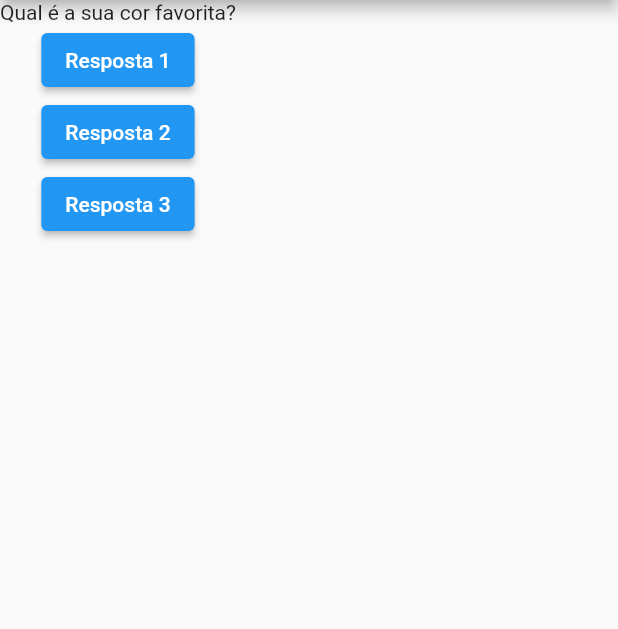
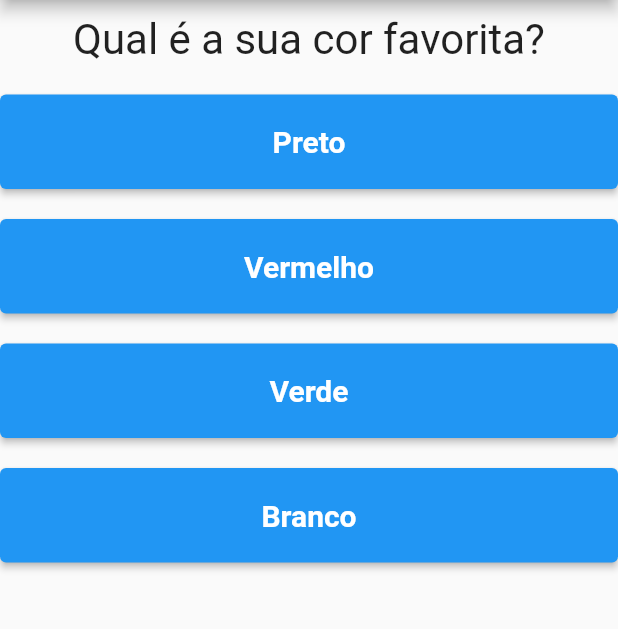
Before and after one commit to PedroPSar/projeto_perguntas_app, a Flutter app: the screen it shows after launch, on a phone screen of 412 x 824 dp, the part 84-713 px from its top. Run offline on Flutter 3.47's test engine with Material 2 defaults, Android fonts, the phone set to English and light mode, and no system bars.

Commit message:
05/10/2021

```diff
--- a/lib/main.dart
+++ b/lib/main.dart
@@ -1,60 +1,88 @@
-
 import 'package:flutter/cupertino.dart';
 import 'package:flutter/material.dart';
+import 'package:projeto_perguntas_app/questionario.dart';
+import 'package:projeto_perguntas_app/resultado.dart';
 
 main() => runApp(PerguntaApp());
 
 class PerguntaAppState extends State<PerguntaApp> {
+  var _perguntaSelecionada = 0;
+  var _pontuacaoTotal = 0;
+  final _perguntas = const [
+    {
+      'texto': 'Qual é a sua cor favorita?',
+      'respostas': [
+        {'texto': 'Preto', 'pontuacao': 10},
+        {'texto': 'Vermelho', 'pontuacao': 5},
+        {'texto': 'Verde', 'pontuacao': 3},
+        {'texto': 'Branco', 'pontuacao': 1},
+      ],
+    },
+    {
+      'texto': 'Qual é o seu animal favorito?',
+      'respostas': [
+        {'texto': 'Coelho', 'pontuacao': 10},
+        {'texto': 'Cobra', 'pontuacao': 5},
+        {'texto': 'Elefante', 'pontuacao': 3},
+        {'texto': 'Leão', 'pontuacao': 1},
+      ],
+    },
+    {
+      'texto': 'Qual é o seu instrutor favorito?',
+      'respostas': [
+        {'texto': 'Leo', 'pontuacao': 10},
+        {'texto': 'Maria', 'pontuacao': 5},
+        {'texto': 'João', 'pontuacao': 3},
+        {'texto': 'Pedro', 'pontuacao': 1},
+      ],
+    }
+  ];
 
-    var perguntaSelecionada = 0;
+  void _responder(int pontuacao) {
+    if (temPerguntaSelecionada) {
+      setState(() {
+        _perguntaSelecionada++;
+        _pontuacaoTotal += pontuacao;
+      });
+    }
+  }
 
-    void responder() {
+  void _reiniciarQuestionario() {
     setState(() {
-        perguntaSelecionada++;
+      _perguntaSelecionada = 0;
+      _pontuacaoTotal = 0;
     });
+  }
 
-      print(perguntaSelecionada);
+  bool get temPerguntaSelecionada {
+    return _perguntaSelecionada < _perguntas.length;
   }
 
   @override
   Widget build(BuildContext context) {
-      final List<String> perguntas = [
-        'Qual é a sua cor favorita?',
-        'Qual é o seu animal favorito?',
-      ];
-
     return MaterialApp(
       home: Scaffold(
         appBar: AppBar(
           title: Text('Perguntas'),
         ),
-          body: Column(children : [
-              Text(perguntas[perguntaSelecionada]),
-              ElevatedButton(
-                onPressed: responder,
-                child: Text('Resposta 1'),
-              ),
-              ElevatedButton(
-                onPressed: responder,
-                child: Text('Resposta 2'),
-              ),
-              ElevatedButton(
-                onPressed: responder,
-                child: Text('Resposta 3'),
-              ),
-            ],
+        body: temPerguntaSelecionada
+            ? Questionario(
+                perguntas: _perguntas,
+                perguntaSelecionada: _perguntaSelecionada,
+                quandoResponder: _responder,
+              )
+            : Resultado(
+                pontuacao: _pontuacaoTotal,
+                quandoReiniciarQuestionario: _reiniciarQuestionario,
               ),
       ),
     );
   }
-
 }
 
 class PerguntaApp extends StatefulWidget {
-
   @override
   PerguntaAppState createState() {
     return PerguntaAppState();
   }
-
 }
--- /dev/null
+++ b/lib/questao.dart
@@ -0,0 +1,20 @@
+import 'package:flutter/material.dart';
+
+class Questao extends StatelessWidget {
+  String texto = '';
+
+  Questao(this.texto);
+
+  @override
+  Widget build(BuildContext context) {
+    return Container(
+      width: double.infinity,
+      margin: EdgeInsets.all(10),
+      child: Text(
+        texto,
+        style: TextStyle(fontSize: 28),
+        textAlign: TextAlign.center,
+      ),
+    );
+  }
+}
--- /dev/null
+++ b/lib/questionario.dart
@@ -0,0 +1,41 @@
+import 'package:flutter/material.dart';
+import 'package:projeto_perguntas_app/questao.dart';
+import 'package:projeto_perguntas_app/resposta.dart';
+
+class Questionario extends StatelessWidget {
+  final List<Map<String, Object>> perguntas;
+  final int perguntaSelecionada;
+  final void Function(int) quandoResponder;
+
+  const Questionario({
+    Key? key,
+    required this.perguntas,
+    required this.perguntaSelecionada,
+    required this.quandoResponder,
+  }) : super(key: key);
+
+  bool get temPerguntaSelecionada {
+    return perguntaSelecionada < perguntas.length;
+  }
+
+  @override
+  Widget build(BuildContext context) {
+    List<Map<String, Object>> respostas = temPerguntaSelecionada
+        ? perguntas[perguntaSelecionada].cast()['respostas']
+        : [];
+
+    return Column(
+      children: [
+        Questao(perguntas[perguntaSelecionada]['texto'].toString()),
+        ...respostas.map((resp) {
+          return Resposta(
+            resp['texto'].toString(),
+            () => quandoResponder(
+              int.parse(resp['pontuacao'].toString()),
+            ),
+          );
+        }).toList(),
+      ],
+    );
+  }
+}
--- /dev/null
+++ b/lib/resposta.dart
@@ -0,0 +1,28 @@
+import 'package:flutter/material.dart';
+
+class Resposta extends StatelessWidget {
+  final String texto;
+  final void Function() quandoSelecionado;
+
+  const Resposta(this.texto, this.quandoSelecionado);
+
+  @override
+  Widget build(BuildContext context) {
+    return Container(
+      width: double.infinity,
+      padding: EdgeInsets.fromLTRB(0, 10, 0, 10),
+      child: ElevatedButton(
+        onPressed: quandoSelecionado,
+        child: Text(texto),
+        style: ElevatedButton.styleFrom(
+            primary: Colors.blue,
+            padding: EdgeInsets.symmetric(horizontal: 30, vertical: 20),
+            textStyle: TextStyle(
+              fontSize: 20,
+              fontWeight: FontWeight.bold,
+              color: Colors.white,
+            )),
+      ),
+    );
+  }
+}
```
Also changed, not shown: lib/resultado.dart (added, +49 -0 lines), 1 other file. Lines whose indentation alone changed are shown as unchanged.
